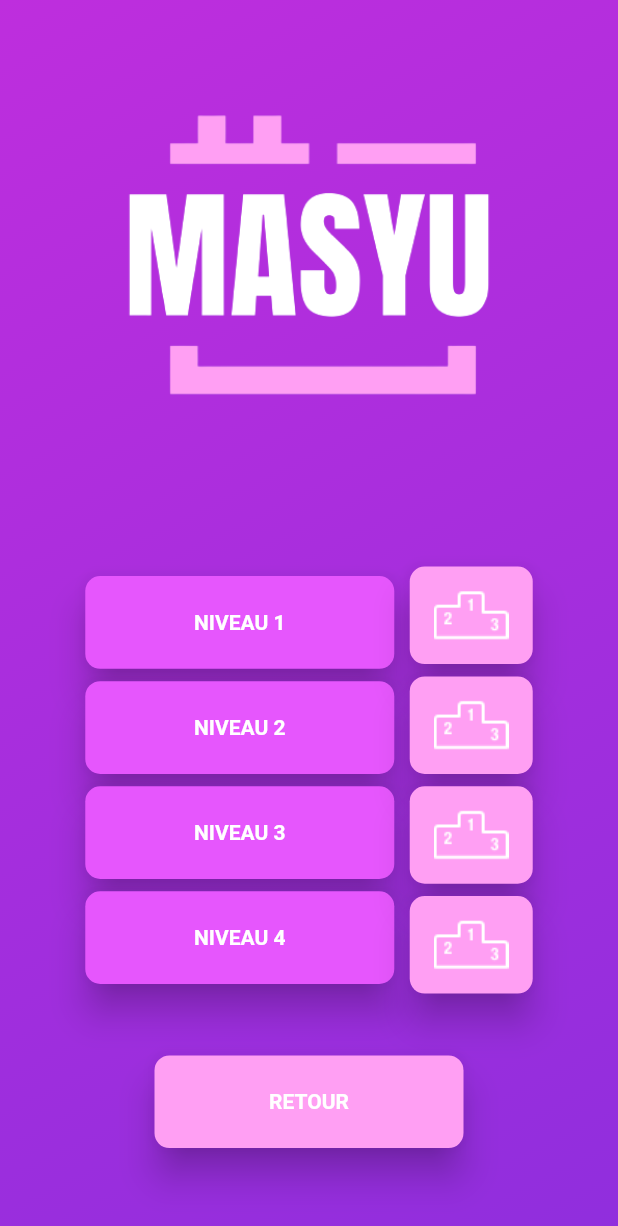
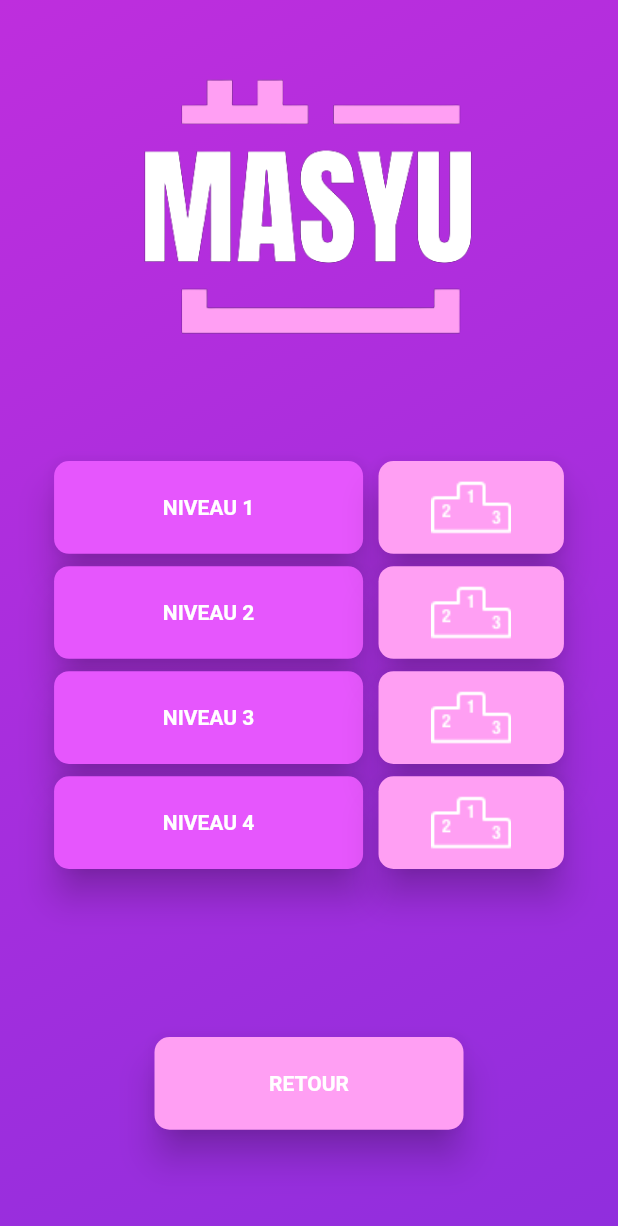
Before and after one commit to rob1juan/masyu_game, a Flutter app: the LevelSelectionPage screen opened directly, on a phone screen of 412 x 824 dp. Shown: the top 1226 px of the screen. Run offline on Flutter 3.47's test engine with Material 2 defaults, Android fonts, the phone set to English and light mode, and no system bars; our stand-ins replace fluttertoast; missing offline and left inert: clipboard.

Commit message:
Fix responsive

```diff
--- a/lib/Theme/Buttons.dart
+++ b/lib/Theme/Buttons.dart
@@ -30,7 +30,7 @@ ButtonStyle PrimaryButton(BuildContext context) =>
 ButtonStyle SecondaryButton(BuildContext context) =>
     responsiveButtonStyle(context, secondary);
 ButtonStyle ClassementButton(BuildContext context) =>
-    buttonStyleWithSize(secondary, 65, 65);
+    responsiveButtonStyle(context, secondary);
 ButtonStyle YellowButton(BuildContext context) =>
     responsiveButtonStyle(context, yellow);
 ButtonStyle SuccessButton(BuildContext context) =>
--- a/lib/Theme/Layout.dart
+++ b/lib/Theme/Layout.dart
@@ -28,11 +28,11 @@ List<Widget> BuildBasicLayout(List<Widget> children, bool showCredit) {
         child: Column(
       mainAxisAlignment: MainAxisAlignment.center,
       children: <Widget>[
-            SizedBox(height: 20),
+            SizedBox(height: 50),
             Image.asset(
               'assets/logo.png',
               fit: BoxFit.contain,
-              height: 300,
+              height: 175,
             ),
           ] +
           children,
--- a/lib/pages/difficulty_selection_page.dart
+++ b/lib/pages/difficulty_selection_page.dart
@@ -51,6 +51,7 @@ class DifficultySelectionPage extends StatelessWidget {
             style: DangerButton(context),
           ),
           SizedBox(height: verticalSpacing * 1.5),
+          Spacer(),
           ElevatedButton(
             onPressed: () {
               Navigator.pop(context);
--- a/lib/pages/level_selection_page.dart
+++ b/lib/pages/level_selection_page.dart
@@ -14,16 +14,21 @@ class LevelSelectionPage extends StatelessWidget {
     double horizontalSpacing = screenWidth * 0.025;
     double topSpacing = screenHeight * 0.05;
 
+    double buttonWidth = screenWidth * 0.3;
+    double buttonHeight = screenHeight * 0.075;
+
+    double imageWidth = screenWidth * 0.13;
+    double imageHeight = imageWidth;
+
     return Scaffold(
       body: Stack(
         children: BuildBasicLayout([
-          SizedBox(height: topSpacing),
           Row(
             mainAxisAlignment: MainAxisAlignment.center,
             children: [
               Column(
                 children: [
-                  SizedBox(height: screenHeight * 0.02),
+                  SizedBox(height: topSpacing * 2),
                   ElevatedButton(
                     onPressed: () {},
                     child: Text('NIVEAU 1'),
@@ -52,35 +57,68 @@ class LevelSelectionPage extends StatelessWidget {
               SizedBox(width: horizontalSpacing),
               Column(
                 children: [
-                  SizedBox(height: screenHeight * 0.02),
+                  SizedBox(height: topSpacing * 2),
                   ElevatedButton(
                     onPressed: () {},
-                    child: Image.asset('assets/poduim.png'),
-                    style: ClassementButton(context),
+                    child: Image.asset(
+                      'assets/poduim.png',
+                      width: imageWidth,
+                      height: imageHeight,
+                      fit: BoxFit.cover,
+                    ),
+                    style: ClassementButton(context).copyWith(
+                      minimumSize: MaterialStateProperty.all<Size>(
+                          Size(buttonWidth, buttonHeight)),
+                    ),
                   ),
                   SizedBox(height: verticalSpacing),
                   ElevatedButton(
                     onPressed: () {},
-                    child: Image.asset('assets/poduim.png'),
-                    style: ClassementButton(context),
+                    child: Image.asset(
+                      'assets/poduim.png',
+                      width: imageWidth,
+                      height: imageHeight,
+                      fit: BoxFit.cover,
+                    ),
+                    style: ClassementButton(context).copyWith(
+                      minimumSize: MaterialStateProperty.all<Size>(
+                          Size(buttonWidth, buttonHeight)),
+                    ),
                   ),
                   SizedBox(height: verticalSpacing),
                   ElevatedButton(
                     onPressed: () {},
-                    child: Image.asset('assets/poduim.png'),
-                    style: ClassementButton(context),
+                    child: Image.asset(
+                      'assets/poduim.png',
+                      width: imageWidth,
+                      height: imageHeight,
+                      fit: BoxFit.cover,
+                    ),
+                    style: ClassementButton(context).copyWith(
+                      minimumSize: MaterialStateProperty.all<Size>(
+                          Size(buttonWidth, buttonHeight)),
+                    ),
                   ),
                   SizedBox(height: verticalSpacing),
                   ElevatedButton(
                     onPressed: () {},
-                    child: Image.asset('assets/poduim.png'),
-                    style: ClassementButton(context),
+                    child: Image.asset(
+                      'assets/poduim.png',
+                      width: imageWidth,
+                      height: imageHeight,
+                      fit: BoxFit.cover,
+                    ),
+                    style: ClassementButton(context).copyWith(
+                      minimumSize: MaterialStateProperty.all<Size>(
+                          Size(buttonWidth, buttonHeight)),
+                    ),
                   ),
                 ],
               ),
             ],
           ),
           SizedBox(height: screenHeight * 0.05),
+          Spacer(),
           ElevatedButton(
             onPressed: () {
               Navigator.pop(context);
@@ -88,7 +126,6 @@ class LevelSelectionPage extends StatelessWidget {
             child: Text('RETOUR'),
             style: SecondaryButton(context),
           ),
-          SizedBox(height: screenHeight * 0.1),
         ], false),
       ),
     );
--- a/lib/pages/menu_page.dart
+++ b/lib/pages/menu_page.dart
@@ -19,7 +19,7 @@ class MenuPage extends StatelessWidget {
       body: Stack(
         children: BuildBasicLayout([
           //Ajoute un sizedbox de la taille d'un bouton
-          SizedBox(height: topSpacing * 2),
+          SizedBox(height: topSpacing * 4),
           ElevatedButton(
             onPressed: () {
               Navigator.push(
--- a/lib/pages/settings_page.dart
+++ b/lib/pages/settings_page.dart
@@ -41,6 +41,7 @@ class SettingsPage extends StatelessWidget {
             style: PrimaryButton(context),
           ),
           SizedBox(height: verticalSpacing * 1.5),
+          Spacer(),
           ElevatedButton(
             onPressed: () {
               Navigator.pop(context);
```
Also changed, not shown: assets/logo.png.
